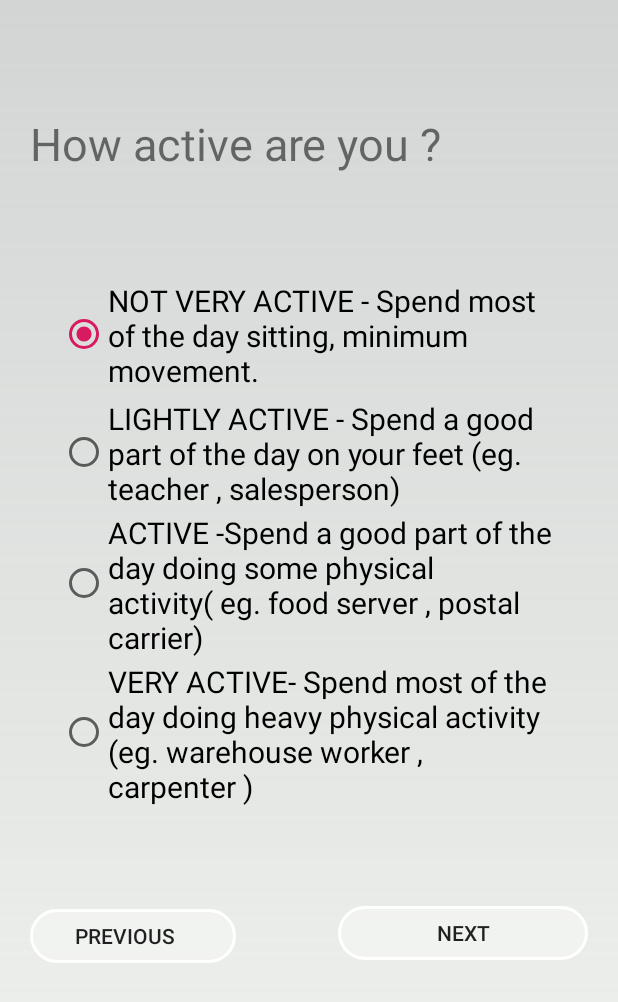
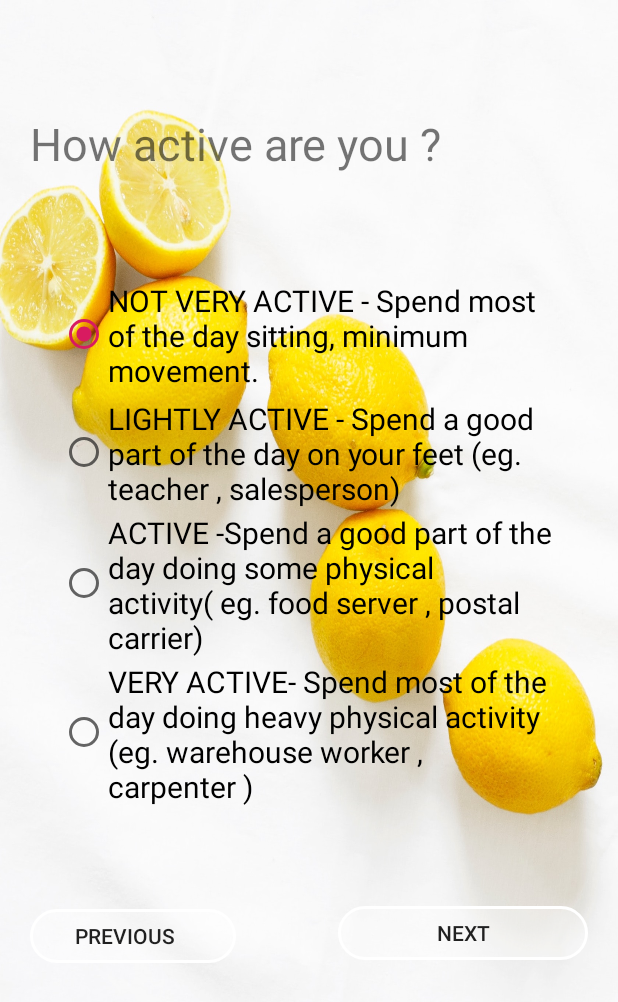
Before and after one commit to JianyangLee/IndustrialExperienceE15, an Android app: the OnBoard_ActivityLevel_S3 screen opened directly, with no data from a screen before it, on a phone screen of 412 x 824 dp. Shown: the top 1002 px of the screen. Run offline under Robolectric (Android 15) with nearby library versions, the phone set to English and light mode, and no system bars.

Commit message:
29/Aug/Lee (iteration 1 submission)

```diff
--- a/app/src/main/java/com/example/industrialexperiencee15/Tracker.java
+++ b/app/src/main/java/com/example/industrialexperiencee15/Tracker.java
@@ -478,8 +478,8 @@ public class Tracker extends AppCompatActivity {
                 String name = foodName.getText().toString();
                 int foodAmount = Integer.parseInt(amount.getText().toString());
 
-                double foodF = (foodAmount/100.0) * params[0];
-                double foodS = (foodAmount/100.0) * params[1];
+                double foodS = (foodAmount/100.0) * params[0];
+                double foodF = (foodAmount/100.0) * params[1];
                 double foodC = (foodAmount/100.0) * params[2];
 
                 Consumption consumption = new Consumption(name, today, foodF,foodS, foodC, foodAmount);
--- a/app/src/main/res/layout/activity_on_board__calculated_goal__s5.xml
+++ b/app/src/main/res/layout/activity_on_board__calculated_goal__s5.xml
@@ -4,7 +4,7 @@
     xmlns:tools="http://schemas.android.com/tools"
     android:layout_width="match_parent"
     android:layout_height="match_parent"
-    android:background="@drawable/bgapp"
+    android:background="@drawable/onboard2"
     tools:context=".OnBoard_Welcome_S1">
 
 
--- a/app/src/main/res/layout/activity_on_board__goal__s2.xml
+++ b/app/src/main/res/layout/activity_on_board__goal__s2.xml
@@ -4,7 +4,7 @@
     xmlns:tools="http://schemas.android.com/tools"
     android:layout_width="match_parent"
     android:layout_height="match_parent"
-    android:background="@drawable/bgapp"
+    android:background="@drawable/onboard2"
     tools:context=".OnBoard_Goal_S2">
 
 
--- a/app/src/main/res/layout/activity_on_board__level__s3.xml
+++ b/app/src/main/res/layout/activity_on_board__level__s3.xml
@@ -4,7 +4,7 @@
     xmlns:tools="http://schemas.android.com/tools"
     android:layout_width="match_parent"
     android:layout_height="match_parent"
-    android:background="@drawable/bgapp"
+    android:background="@drawable/onboard2"
     tools:context=".OnBoard_Goal_S2">
 
 
--- a/app/src/main/res/layout/activity_on_board__user_info__s4.xml
+++ b/app/src/main/res/layout/activity_on_board__user_info__s4.xml
@@ -7,7 +7,7 @@
     android:layout_width="match_parent"
     android:layout_height="match_parent"
     android:gravity="center_horizontal"
-    android:background="@drawable/bgapp"
+    android:background="@drawable/onboard2"
     android:orientation="vertical">
 
 
--- a/app/src/main/res/layout/activity_on_board__welcome__s1.xml
+++ b/app/src/main/res/layout/activity_on_board__welcome__s1.xml
@@ -4,7 +4,7 @@
     xmlns:tools="http://schemas.android.com/tools"
     android:layout_width="match_parent"
     android:layout_height="match_parent"
-    android:background="@drawable/bgapp"
+    android:background="@drawable/onboard2"
     tools:context=".OnBoard_Welcome_S1">
 
 
@@ -26,6 +26,7 @@
         android:layout_marginTop="131dp"
         android:layout_marginLeft="20dp"
         android:layout_marginRight="20dp"
+        android:textColor="#2E2424"
         android:ems="10"
         android:gravity="center_horizontal"
         android:inputType="textMultiLine"
```
Also changed, not shown: app/src/main/res/drawable/onboard2.jpg (added).
